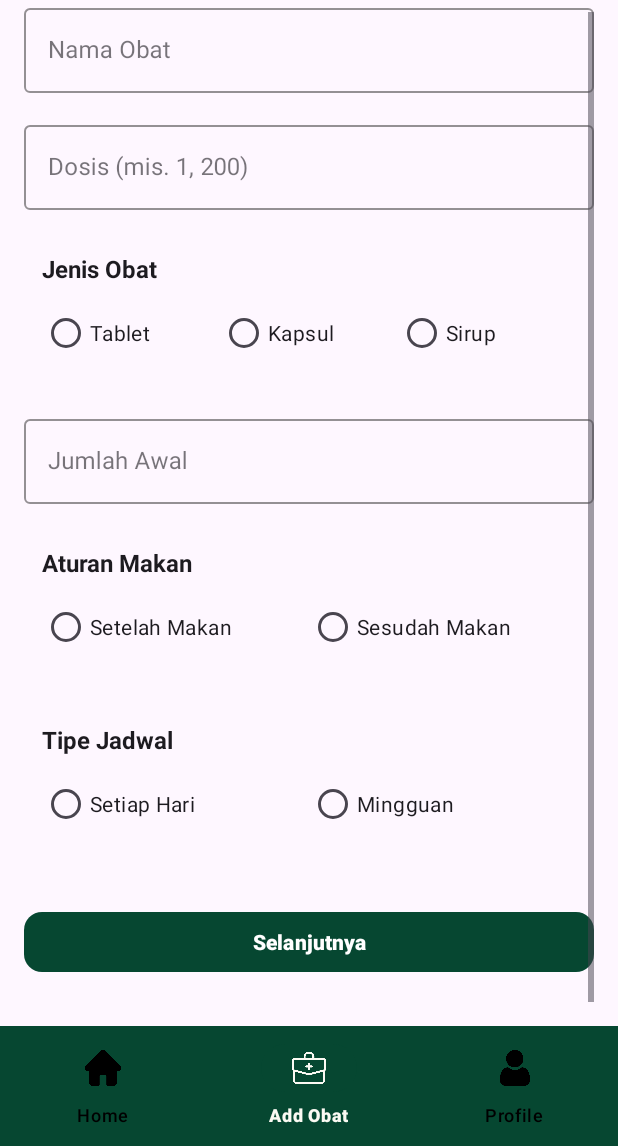
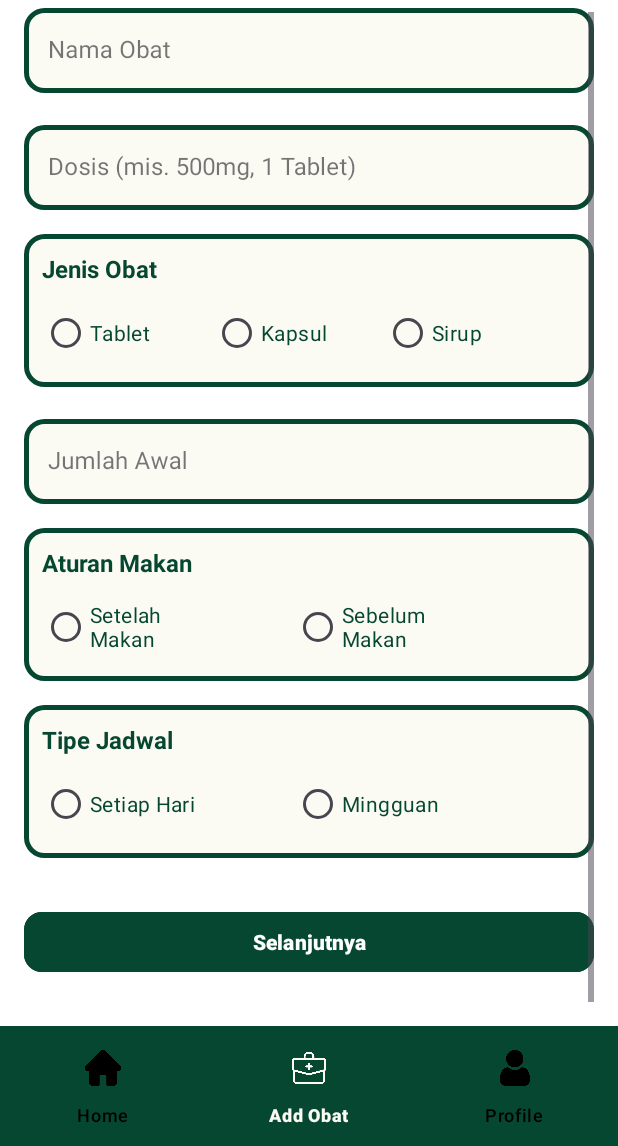
Before and after one commit to Ervin1809/Project-Mobile-MedRemind, an Android app: the AddObatFragment screen opened through its navigation route, scrolled down 24 dp, on a phone screen of 412 x 824 dp, the part 90-1236 px from its top. Run offline under Robolectric (Android 15) with nearby library versions, the phone set to English and light mode, and no system bars; our stand-ins replace navigation-ui.

Commit message:
FIX : Update Layout fragment_add_obat

```diff
--- a/app/src/main/java/com/example/medremind/ui/fragment/AddObatFragment.java
+++ b/app/src/main/java/com/example/medremind/ui/fragment/AddObatFragment.java
@@ -208,6 +208,7 @@ public class AddObatFragment extends Fragment {
         }
 
 
+
         // Validate radio groups
         if (rgJenisObat.getCheckedRadioButtonId() == -1) {
             Toast.makeText(requireContext(), "Pilih jenis obat", Toast.LENGTH_SHORT).show();
--- a/app/src/main/res/layout/fragment_add_obat.xml
+++ b/app/src/main/res/layout/fragment_add_obat.xml
@@ -4,7 +4,7 @@
     xmlns:tools="http://schemas.android.com/tools"
     android:layout_width="match_parent"
     android:layout_height="match_parent"
-    android:background="?android:attr/colorBackground"
+    android:background="@android:color/white"
     android:paddingStart="16dp"
     android:paddingEnd="16dp"
     android:paddingBottom="16dp"
@@ -14,7 +14,6 @@
         android:layout_width="match_parent"
         android:layout_height="wrap_content">
 
-        <!-- Nama Obat -->
         <com.google.android.material.textfield.TextInputLayout
             android:id="@+id/til_nama_obat"
             style="@style/Widget.MaterialComponents.TextInputLayout.OutlinedBox"
@@ -22,8 +21,8 @@
             android:layout_height="wrap_content"
             android:layout_marginTop="24dp"
             android:hint="Nama Obat"
-            app:boxStrokeColor="?attr/colorPrimary"
-            app:hintTextColor="?android:attr/textColorHint"
+            app:boxStrokeColor="@color/green"
+            app:hintTextColor="@color/green"
             app:layout_constraintEnd_toEndOf="parent"
             app:layout_constraintStart_toStartOf="parent"
             app:layout_constraintTop_toTopOf="parent">
@@ -32,22 +31,20 @@
                 android:id="@+id/et_nama_obat"
                 android:layout_width="match_parent"
                 android:layout_height="wrap_content"
+                android:background="@drawable/border_layout_obat"
                 android:inputType="textCapWords"
-                android:textColor="?android:attr/textColorPrimary"
-                android:textCursorDrawable="@null"
                 android:maxLines="1" />
         </com.google.android.material.textfield.TextInputLayout>
 
-        <!-- Dosis -->
         <com.google.android.material.textfield.TextInputLayout
             android:id="@+id/til_dosis_obat"
             style="@style/Widget.MaterialComponents.TextInputLayout.OutlinedBox"
             android:layout_width="0dp"
             android:layout_height="wrap_content"
             android:layout_marginTop="16dp"
-            android:hint="Dosis (mis. 1, 200)"
-            app:boxStrokeColor="?attr/colorPrimary"
-            app:hintTextColor="?android:attr/textColorHint"
+            android:hint="Dosis (mis. 500mg, 1 Tablet)"
+            app:boxStrokeColor="@color/green"
+            app:hintTextColor="@color/green"
             app:layout_constraintEnd_toEndOf="parent"
             app:layout_constraintStart_toStartOf="parent"
             app:layout_constraintTop_toBottomOf="@+id/til_nama_obat">
@@ -56,21 +53,19 @@
                 android:id="@+id/et_dosis_obat"
                 android:layout_width="match_parent"
                 android:layout_height="wrap_content"
+                android:background="@drawable/border_layout_obat"
                 android:inputType="text"
-                android:textColor="?android:attr/textColorPrimary"
-                android:textCursorDrawable="@null"
                 android:maxLines="1" />
         </com.google.android.material.textfield.TextInputLayout>
 
-        <!-- Jenis Obat -->
         <LinearLayout
             android:id="@+id/input_jenis_obat"
             android:layout_width="match_parent"
             android:layout_height="wrap_content"
             android:layout_marginTop="16dp"
+            android:background="@drawable/border_layout_obat"
             android:orientation="vertical"
             android:padding="12dp"
-            android:background="?attr/colorSurface"
             app:layout_constraintStart_toStartOf="parent"
             app:layout_constraintTop_toBottomOf="@+id/til_dosis_obat">
 
@@ -79,7 +74,7 @@
                 android:layout_width="wrap_content"
                 android:layout_height="wrap_content"
                 android:text="Jenis Obat"
-                android:textColor="?android:attr/textColorPrimary"
+                android:textColor="@color/green"
                 android:textSize="16sp"
                 android:textStyle="bold" />
 
@@ -92,31 +87,29 @@
 
                 <RadioButton
                     android:id="@+id/rb_tablet"
-                    android:layout_width="0dp"
+                    android:layout_width="100dp"
                     android:layout_height="wrap_content"
-                    android:layout_weight="1"
+                    android:layout_marginEnd="14dp"
                     android:text="Tablet"
-                    android:textColor="?android:attr/textColorPrimary" />
+                    android:textColor="@color/green" />
 
                 <RadioButton
                     android:id="@+id/rb_kapsul"
-                    android:layout_width="0dp"
+                    android:layout_width="100dp"
                     android:layout_height="wrap_content"
-                    android:layout_weight="1"
+                    android:layout_marginEnd="14dp"
                     android:text="Kapsul"
-                    android:textColor="?android:attr/textColorPrimary" />
+                    android:textColor="@color/green" />
 
                 <RadioButton
                     android:id="@+id/rb_sirup"
-                    android:layout_width="0dp"
+                    android:layout_width="100dp"
                     android:layout_height="wrap_content"
-                    android:layout_weight="1"
                     android:text="Sirup"
-                    android:textColor="?android:attr/textColorPrimary" />
+                    android:textColor="@color/green" />
             </RadioGroup>
         </LinearLayout>
 
-        <!-- Jumlah Awal -->
         <com.google.android.material.textfield.TextInputLayout
             android:id="@+id/til_jumlah"
             style="@style/Widget.MaterialComponents.TextInputLayout.OutlinedBox"
@@ -124,8 +117,8 @@
             android:layout_height="wrap_content"
             android:layout_marginTop="16dp"
             android:hint="Jumlah Awal"
-            app:boxStrokeColor="?attr/colorPrimary"
-            app:hintTextColor="?android:attr/textColorHint"
+            app:boxStrokeColor="@color/green"
+            app:hintTextColor="@color/green"
             app:layout_constraintEnd_toEndOf="parent"
             app:layout_constraintStart_toStartOf="parent"
             app:layout_constraintTop_toBottomOf="@+id/input_jenis_obat">
@@ -134,13 +127,11 @@
                 android:id="@+id/et_jumlah"
                 android:layout_width="match_parent"
                 android:layout_height="wrap_content"
+                android:background="@drawable/border_layout_obat"
                 android:inputType="number"
-                android:textColor="?android:attr/textColorPrimary"
-                android:textCursorDrawable="@null"
                 android:maxLines="1" />
         </com.google.android.material.textfield.TextInputLayout>
 
-        <!-- Aturan Makan -->
         <LinearLayout
             android:id="@+id/cont_aturan"
             android:layout_width="match_parent"
@@ -148,7 +139,7 @@
             android:orientation="vertical"
             android:padding="12dp"
             android:layout_marginTop="16dp"
-            android:background="?attr/colorSurface"
+            android:background="@drawable/border_layout_obat"
             app:layout_constraintStart_toStartOf="parent"
             app:layout_constraintTop_toBottomOf="@+id/til_jumlah" >
 
@@ -157,36 +148,34 @@
                 android:layout_width="wrap_content"
                 android:layout_height="wrap_content"
                 android:text="Aturan Makan"
-                android:textColor="?android:attr/textColorPrimary"
+                android:textColor="@color/green"
                 android:textSize="16sp"
                 android:textStyle="bold" />
 
             <RadioGroup
                 android:id="@+id/rg_aturan"
-                android:layout_width="match_parent"
+                android:layout_width="wrap_content"
                 android:layout_height="wrap_content"
                 android:layout_marginTop="8dp"
                 android:orientation="horizontal">
 
                 <RadioButton
                     android:id="@+id/rb_setelah_makan"
-                    android:layout_width="0dp"
+                    android:layout_width="120dp"
                     android:layout_height="wrap_content"
-                    android:layout_weight="1"
+                    android:layout_marginEnd="48dp"
                     android:text="Setelah Makan"
-                    android:textColor="?android:attr/textColorPrimary" />
+                    android:textColor="@color/green" />
 
                 <RadioButton
                     android:id="@+id/rb_sesudah_makan"
-                    android:layout_width="0dp"
+                    android:layout_width="120dp"
                     android:layout_height="wrap_content"
-                    android:layout_weight="1"
-                    android:text="Sesudah Makan"
-                    android:textColor="?android:attr/textColorPrimary" />
+                    android:text="Sebelum Makan"
+                    android:textColor="@color/green" />
             </RadioGroup>
         </LinearLayout>
 
-        <!-- Tipe Jadwal -->
         <LinearLayout
             android:id="@+id/cont_tipe_jadwal"
             android:layout_width="match_parent"
@@ -194,7 +183,7 @@
             android:orientation="vertical"
             android:layout_marginTop="16dp"
             android:padding="12dp"
-            android:background="?attr/colorSurface"
+            android:background="@drawable/border_layout_obat"
             app:layout_constraintStart_toStartOf="parent"
             app:layout_constraintTop_toBottomOf="@+id/cont_aturan">
 
@@ -203,47 +192,48 @@
                 android:layout_width="wrap_content"
                 android:layout_height="wrap_content"
                 android:text="Tipe Jadwal"
-                android:textColor="?android:attr/textColorPrimary"
+                android:textColor="@color/green"
                 android:textSize="16sp"
                 android:textStyle="bold" />
 
             <RadioGroup
                 android:id="@+id/rg_tipe_jadwal"
-                android:layout_width="match_parent"
+                android:layout_width="wrap_content"
                 android:layout_height="wrap_content"
                 android:layout_marginTop="8dp"
                 android:orientation="horizontal">
 
                 <RadioButton
                     android:id="@+id/rb_daily"
-                    android:layout_width="0dp"
+                    android:layout_width="120dp"
                     android:layout_height="wrap_content"
-                    android:layout_weight="1"
+                    android:layout_marginEnd="48dp"
                     android:text="Setiap Hari"
-                    android:textColor="?android:attr/textColorPrimary" />
+                    android:textColor="@color/green" />
 
                 <RadioButton
                     android:id="@+id/rb_weekly"
-                    android:layout_width="0dp"
+                    android:layout_width="120dp"
                     android:layout_height="wrap_content"
-                    android:layout_weight="1"
                     android:text="Mingguan"
-                    android:textColor="?android:attr/textColorPrimary" />
+                    android:textColor="@color/green" />
             </RadioGroup>
         </LinearLayout>
 
-        <!-- Tombol Selanjutnya -->
+
         <com.google.android.material.button.MaterialButton
             android:id="@+id/btn_selanjutnya"
             android:layout_width="0dp"
             android:layout_height="wrap_content"
             android:layout_marginTop="32dp"
             android:layout_marginBottom="16dp"
+            android:backgroundTint="@color/green"
             android:text="Selanjutnya"
             android:textColor="@android:color/white"
             android:textStyle="bold"
             app:cornerRadius="12dp"
-            app:backgroundTint="@color/green"
+            app:iconPadding="8dp"
+            app:iconTint="@android:color/white"
             app:layout_constraintBottom_toBottomOf="parent"
             app:layout_constraintEnd_toEndOf="parent"
             app:layout_constraintStart_toStartOf="parent"
```
